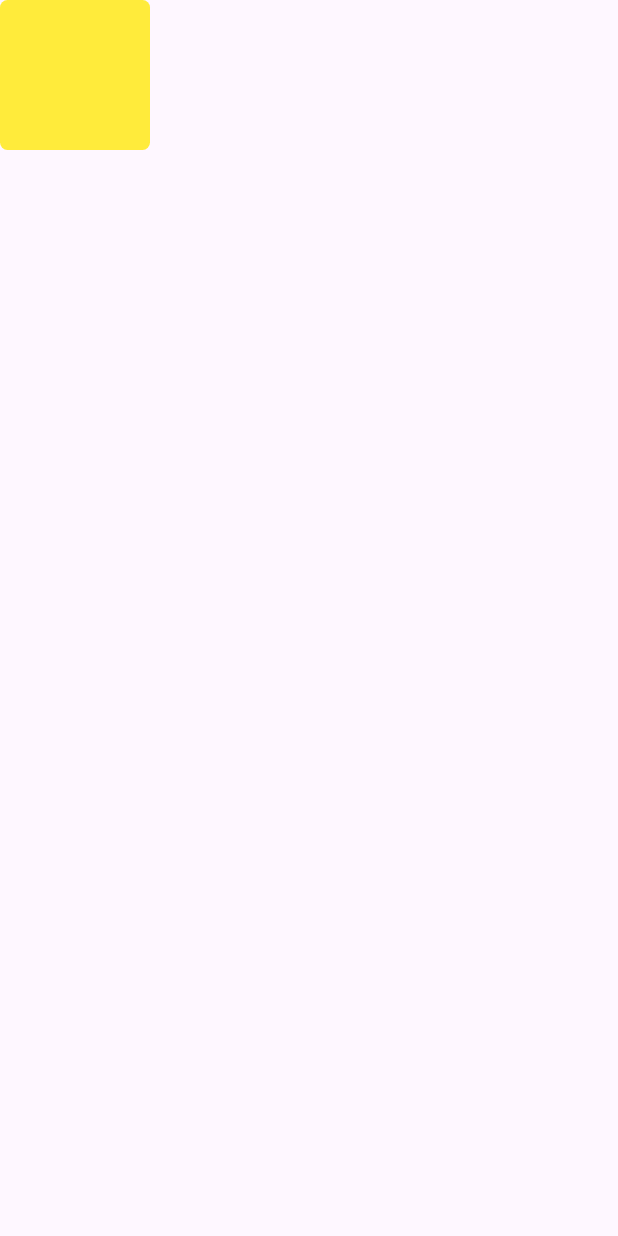
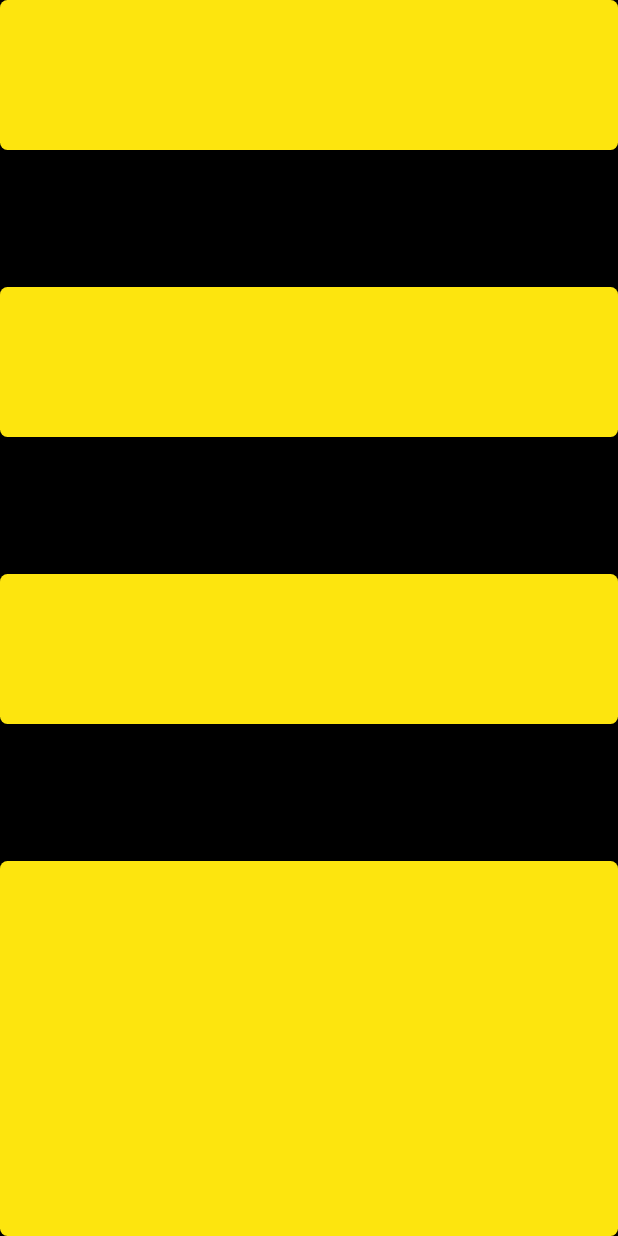
Before and after one commit to Vishnuka084/simple_App, a Flutter app: the screen it shows after launch, on a phone screen of 412 x 824 dp. Run offline on Flutter 3.47's test engine with Material 3 defaults, Android fonts, the phone set to English and light mode, and no system bars.

Commit message:
column desgin part exercies

```diff
--- a/lib/main.dart
+++ b/lib/main.dart
@@ -10,17 +10,46 @@ class MyApp extends StatelessWidget {
   @override
   Widget build(BuildContext context) {
     return MaterialApp(
-      home: Scaffold(
-        body: Column(children: [
+      home: SafeArea(
+        child: Scaffold(
+          backgroundColor: Colors.black,
+          body: Column(
+              mainAxisAlignment: MainAxisAlignment.spaceBetween,
+              children: [
                 Container(
                   height: 100,
-            width: 100,
+                  width: double.infinity,
                   decoration: BoxDecoration(
-              color: Colors.yellow,
+                    color: const Color.fromARGB(255, 253, 229, 14),
                     borderRadius: BorderRadius.circular(5),
                   ),
-          )
+                ),
+                Container(
+                  height: 100,
+                  width: double.infinity,
+                  decoration: BoxDecoration(
+                    color: const Color.fromARGB(255, 253, 229, 14),
+                    borderRadius: BorderRadius.circular(5),
+                  ),
+                ),
+                Container(
+                  height: 100,
+                  width: double.infinity,
+                  decoration: BoxDecoration(
+                    color: const Color.fromARGB(255, 253, 229, 14),
+                    borderRadius: BorderRadius.circular(5),
+                  ),
+                ),
+                Container(
+                  height: 250,
+                  width: double.infinity,
+                  decoration: BoxDecoration(
+                    color: const Color.fromARGB(255, 253, 229, 14),
+                    borderRadius: BorderRadius.circular(5),
+                  ),
+                ),
               ]),
+        ),
       ),
     );
   }
```
Lines whose indentation alone changed are shown as unchanged.
